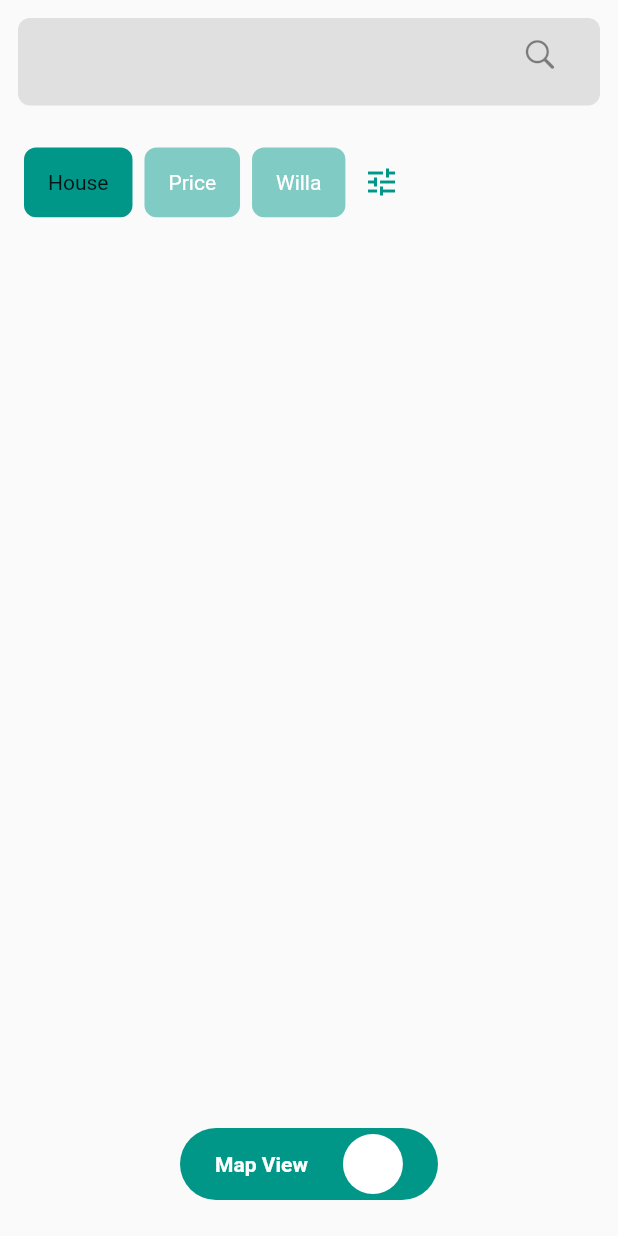
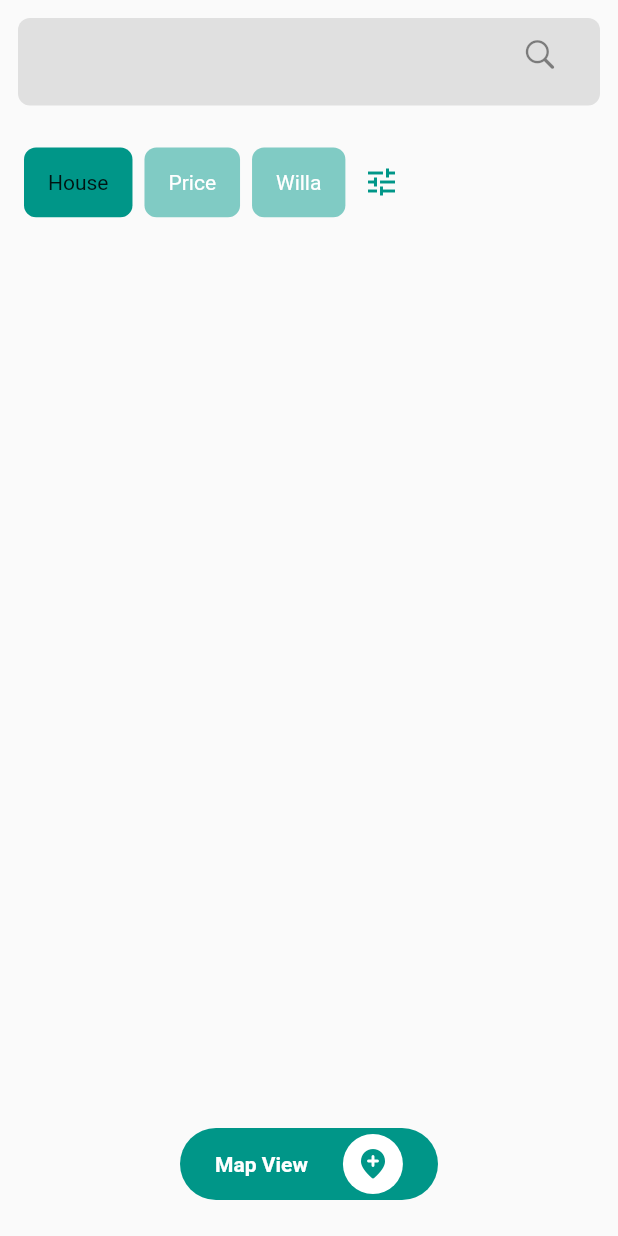
Before and after one commit to JAICHANGPARK/flutter_notebook_8th_story, a Flutter app: the screen it shows after launch, on a phone screen of 412 x 824 dp. Run offline on Flutter 3.47's test engine with Material 2 defaults, Android fonts, the phone set to English and light mode, and no system bars; our stand-ins replace badges, flutter_hooks, google_fonts, hooks_riverpod, state_notifier.

Commit message:
Update rental_main_page.dart

```diff
--- a/lib/ep585_rental_app/rental_main_page.dart
+++ b/lib/ep585_rental_app/rental_main_page.dart
@@ -109,7 +109,11 @@ class _RentalMainPageState extends State<RentalMainPage> {
                     bottom: 0,
                     right: 0,
                     child: ListView(
-                      children: [],
+                      children: [
+
+
+
+                      ],
                     ),
                   ),
                   Positioned(
@@ -132,6 +136,8 @@ class _RentalMainPageState extends State<RentalMainPage> {
                             ),
                             CircleAvatar(
                               backgroundColor: Colors.white,
+                              child: Icon(Icons.add_location_rounded),
+                              foregroundColor: Colors.teal,
                             )
                           ],
                         ),
```
